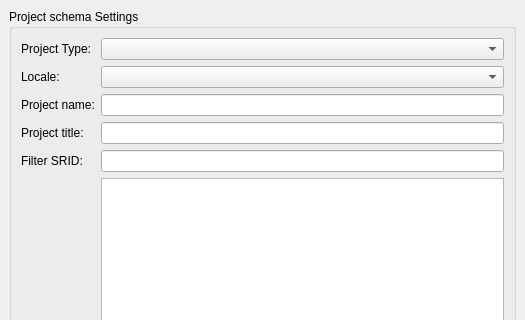
Giswater/giswater_qgis_plugin, file ui/main_dbproject.ui: the form before one commit; both pictures show x 0 to 525 and y 0 to 320 of the 525 by 796 pixel window.
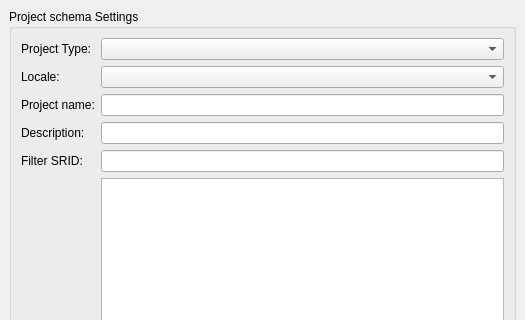
The form after the commit.

Commit message: FIX: translation dont allow symbols like &

Diff of the .ui file:
```diff
--- a/ui/main_dbproject.ui
+++ b/ui/main_dbproject.ui
@@ -50,7 +50,7 @@
           <enum>Qt::LeftToRight</enum>
          </property>
          <property name="text">
-          <string>Project title:</string>
+          <string>Description:</string>
          </property>
          <property name="alignment">
           <set>Qt::AlignJustify|Qt::AlignVCenter</set>
```
Left out of the diff: 4 changed lines with no effect on the pictures. The commit also changes 1 other file.
